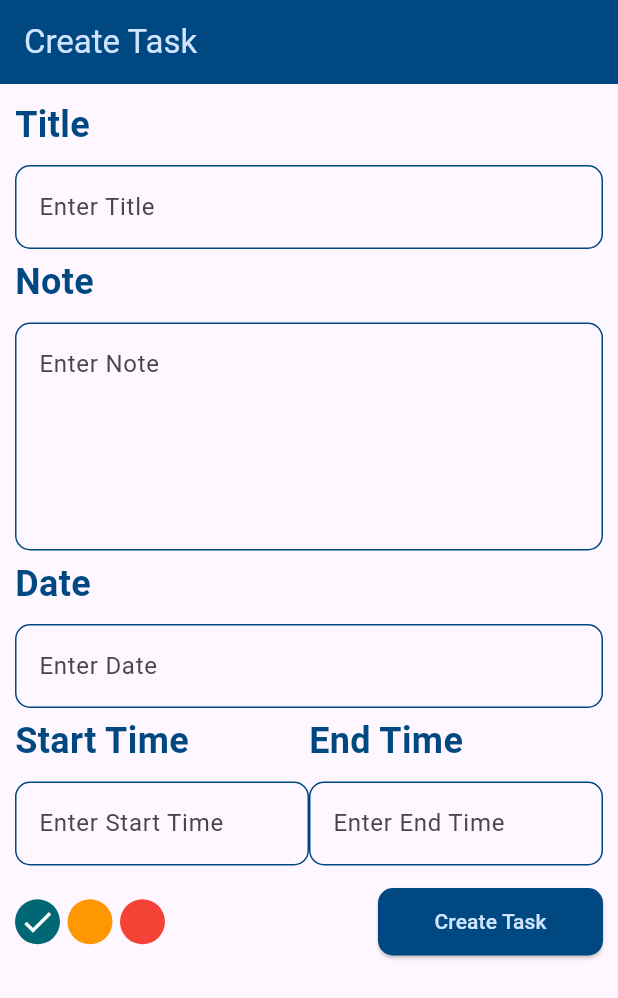
After one commit to belalkhleel/taskati, a Flutter app: the screen it shows after launch, on a phone screen of 412 x 824 dp. The commit adds this screen. Shown: the top 998 px of the screen. Run offline on Flutter 3.47's test engine with Material 3 defaults, Android fonts, the phone set to English and light mode, and no system bars; our stand-ins replace date_picker_timeline, hive_flutter, image_picker, lottie; accounts and stored records are empty.

Commit message:
create task page ,

```diff
--- /dev/null
+++ b/lib/core/model/task.dart
@@ -0,0 +1,21 @@
+enum  Level{ red, blue, green, yellow }
+class Task {
+  final String id;
+  final String title;
+  final String description;
+  final String date;
+  final String time;
+   final Level level;
+
+  Task(this.id,
+      this.title,
+      this.description,
+      this.date,
+      this.time,
+      this.level);
+
+  factory Task.fromHive(task) {
+    return Task(task.id, task.title, task.description, task.date, task.time,
+        task.level);
+  }
+}
--- /dev/null
+++ b/lib/core/model/user.dart
@@ -0,0 +1,6 @@
+class UserModel {
+  String name;
+  String image;
+
+  UserModel({required this.name, required this.image});
+}
--- a/lib/core/utils/colors.dart
+++ b/lib/core/utils/colors.dart
@@ -3,6 +3,11 @@ import 'package:flutter/material.dart';
 class AppColor{
 
  static final primary= Color(0xff004881);
+ static final white= Colors.white;
+ static final green= Colors.green;
+ static final orange= Colors.orange;
+ static final red= Colors.red;
+
  static final primaryContainer= Color(0xffd0e4ff);
  static final secondary= Color(0xffac3306);
  static final secondaryContainer= Color(0xffffdbcf);
--- /dev/null
+++ b/lib/core/utils/date_format.dart
@@ -0,0 +1,5 @@
+import 'package:intl/intl.dart';
+
+String dateFormat(DateTime date) {
+  return DateFormat('dd MMMM yyyy').format(date);
+}
--- a/lib/core/utils/text_style.dart
+++ b/lib/core/utils/text_style.dart
@@ -15,7 +15,7 @@ class CustomTextStyle extends TextStyle{
     return TextStyle(
         color: color ?? AppColor.primary,
         fontSize: fontSize ?? 24,
-        fontWeight: fontWeight ?? FontWeight.normal);
+        fontWeight: fontWeight ?? FontWeight.bold);
   }
 
 
@@ -25,6 +25,6 @@ class CustomTextStyle extends TextStyle{
     return TextStyle(
         color: color ?? AppColor.tertiary,
         fontSize: fontSize ?? 16,
-        fontWeight: FontWeight.w300);
+        fontWeight: FontWeight.bold);
   }
   }
--- /dev/null
+++ b/lib/core/widgets/app_bar.dart
@@ -0,0 +1,12 @@
+import 'package:flutter/material.dart';
+
+import '../utils/colors.dart';
+
+class AppBarWidget extends AppBar {
+  AppBarWidget({required String title})
+      : super(
+          title: Text(title),
+          backgroundColor: AppColor.primary,
+          foregroundColor: AppColor.primaryContainer,
+        );
+}
--- a/lib/core/widgets/custom_button.dart
+++ b/lib/core/widgets/custom_button.dart
@@ -7,19 +7,34 @@ class CustomButton extends StatelessWidget {
   final double width;
   Color color = AppColor.primary;
   Color textColor = AppColor.primaryContainer;
+  IconData? icon;
+
   CustomButton({
     required this.onPreassed,
     required this.text,
     this.width = 250,
   });
+
+  CustomButton.icon(
+      {required this.onPreassed, required this.text, this.width = 250,this.icon}) {}
+
   @override
   Widget build(BuildContext context) {
     return SizedBox(
       width: width,
       height: 45,
-      child: ElevatedButton(
+      child: icon==null?ElevatedButton(
         onPressed: onPreassed,
         child: Text(text),
+        style: ElevatedButton.styleFrom(
+            backgroundColor: color,
+            foregroundColor: textColor,
+            shape: RoundedRectangleBorder(
+                borderRadius: BorderRadius.circular(10))),
+      ):ElevatedButton.icon(
+        onPressed: onPreassed,
+        label: Text(text),
+        icon: Icon(icon),
         style: ElevatedButton.styleFrom(
             backgroundColor: color,
             foregroundColor: textColor,
--- /dev/null
+++ b/lib/core/widgets/custom_named_text_form_field.dart
@@ -0,0 +1,52 @@
+import 'package:flutter/material.dart';
+
+import '../utils/text_style.dart';
+import 'custom_text_form_field.dart';
+
+class CustomNamedTextFormField extends StatelessWidget {
+  final TextEditingController controller;
+  final String title;
+  final bool readOnly;
+  final void Function()? onTap;
+  final TextInputType KeyboardType;
+  final String? hintText;
+  final int? maxLines;
+  String? Function(String?)? validation;
+
+  CustomNamedTextFormField({
+    super.key,
+    this.readOnly = false,
+    this.onTap,
+    this.KeyboardType = TextInputType.text,
+    required this.controller,
+    required this.title,
+    this.maxLines,
+    this.validation,
+    this.hintText,});
+
+  @override
+  Widget build(BuildContext context) {
+    return Column(
+      crossAxisAlignment: CrossAxisAlignment.start,
+      children: [
+        Text(
+          title,
+          style: CustomTextStyle.bodyTextStyle(),
+        ),
+        SizedBox(
+          height: 10,
+        ),
+        CustomTextFormField(
+          readOnly: readOnly,
+          onTap: onTap,
+          KeyboardType: KeyboardType,
+          maxLines: maxLines,
+          controller: controller,
+          validation: validation,
+          hintText: hintText,
+
+        ),
+      ],
+    );
+  }
+}
--- /dev/null
+++ b/lib/core/widgets/custom_text_form_field.dart
@@ -0,0 +1,52 @@
+import 'package:flutter/material.dart';
+
+import '../utils/colors.dart';
+
+class CustomTextFormField extends StatelessWidget {
+  String? Function(String?)? validation;
+  final void Function()? onTap;
+  final int? maxLines;
+
+  final KeyboardType;
+  String? hintText;
+  final bool readOnly;
+
+  final TextEditingController controller;
+
+  CustomTextFormField(
+      {super.key,
+        this.readOnly = false,
+       this.maxLines,
+      this.validation,
+      this.hintText,
+      required this.controller,
+      this.KeyboardType = TextInputType.text,
+      this.onTap});
+
+  @override
+  Widget build(BuildContext context) {
+    return TextFormField(
+      onTap: onTap,
+      readOnly:readOnly ,
+      maxLines: maxLines,
+      keyboardType: KeyboardType,
+      controller: controller,
+      validator: validation,
+      decoration: InputDecoration(
+        hintText: hintText,
+        enabledBorder: OutlineInputBorder(
+          borderSide: BorderSide(color: AppColor.primary),
+          borderRadius: BorderRadius.circular(10),
+        ),
+        errorBorder: OutlineInputBorder(
+          borderSide: BorderSide(color: AppColor.error),
+          borderRadius: BorderRadius.circular(10),
+        ),
+        focusedBorder: OutlineInputBorder(
+          borderSide: BorderSide(color: AppColor.primary),
+          borderRadius: BorderRadius.circular(10),
+        ),
+      ),
+    );
+  }
+}
--- a/lib/main.dart
+++ b/lib/main.dart
@@ -1,5 +1,6 @@
 import 'package:flutter/material.dart';
 import 'package:hive_flutter/adapters.dart';
+import 'package:taskati/screens/create_Task/create_task.dart';
 import 'package:taskati/screens/intro/splash_screen.dart';
 
 import 'screens/upload_user_image/upload_user_image.dart';
@@ -18,7 +19,7 @@ class MyApp extends StatelessWidget {
   @override
   Widget build(BuildContext context) {
     return MaterialApp(
-      home:  UploadUserImage(),
+      home:  CreateTask(),
     );
   }
 }
--- /dev/null
+++ b/lib/screens/create_Task/create_task.dart
@@ -0,0 +1,155 @@
+import 'package:flutter/material.dart';
+import 'package:taskati/core/utils/colors.dart';
+import 'package:taskati/core/widgets/app_bar.dart';
+import 'package:taskati/core/widgets/custom_named_text_form_field.dart';
+
+import '../../core/utils/text_style.dart';
+import '../../core/widgets/custom_button.dart';
+import '../../core/widgets/custom_text_form_field.dart';
+
+class CreateTask extends StatefulWidget {
+  CreateTask({super.key});
+
+  int selectedIndex = 1;
+
+  @override
+  State<CreateTask> createState() => _CreateTaskState();
+}
+
+class _CreateTaskState extends State<CreateTask> {
+  @override
+  Widget build(BuildContext context) {
+    return Scaffold(
+      appBar: AppBarWidget(
+        title: "Create Task",
+      ),
+      body: Padding(
+        padding: const EdgeInsets.all(10.0),
+        child: SingleChildScrollView(
+          child: Column(
+            crossAxisAlignment: CrossAxisAlignment.start,
+            children: [
+              CustomNamedTextFormField(
+                  controller: TextEditingController(),
+                  title: "Title",
+                  validation: (value) {},
+                  hintText: "Enter Title"),
+              SizedBox(height: 5,),
+              CustomNamedTextFormField(
+                  controller: TextEditingController(),
+                  maxLines: 5,
+                  title: "Note",
+                  validation: (value) {},
+                  hintText: "Enter Note"),
+              SizedBox(height: 5,),
+
+              CustomNamedTextFormField(
+                  controller: TextEditingController(),
+                  readOnly: true,
+                  onTap: () async {
+                    await showDatePicker(context: context,
+                        initialDate: DateTime.now(),
+                        firstDate: DateTime(
+                          DateTime
+                              .now()
+                              .year,
+                          DateTime
+                              .now()
+                              .month,
+                          DateTime
+                              .now()
+                              .day,
+                        ),  lastDate: DateTime(3000),);
+                  },
+                  title: "Date",
+                  hintText: "Enter Date"),
+              SizedBox(height: 5,),
+
+              Row(
+                children: [
+                  Expanded(
+                    child: CustomNamedTextFormField(
+                      controller: TextEditingController(),
+                      title: "Start Time",
+                      hintText: "Enter Start Time",
+                      readOnly: true,
+                      onTap: () async {
+                        await showTimePicker(
+                            context: context, initialTime: TimeOfDay.now());
+                      },
+                    ),
+
+                  ),
+                  Expanded(
+                    child: CustomNamedTextFormField(
+                      controller: TextEditingController(),
+                      title: "End Time",
+                      validation: (value) {},
+                      hintText: "Enter End Time",
+                      readOnly: true,
+                      onTap: () async {
+                        await showTimePicker(
+                            context: context, initialTime: TimeOfDay.now());
+                      },),
+
+                  ),
+
+                ],
+
+              ),
+              SizedBox(height: 15,),
+
+              Row(
+                children: [
+                  InkWell(
+                    onTap: () {
+                      setState(() {
+                        widget.selectedIndex = 1;
+                      });
+                    },
+                    child: CircleAvatar(
+                      radius: 15,
+                      backgroundColor: AppColor.tertiary,
+                      child: widget.selectedIndex == 1 ? Icon(
+                        Icons.check, color: AppColor.white,) : SizedBox(),
+                    ),
+                  ),
+                  SizedBox(width: 5,),
+                  InkWell(
+                    onTap: () {
+                      setState(() {
+                        widget.selectedIndex = 2;
+                      });
+                    },
+                    child: CircleAvatar(
+                      radius: 15,
+                      backgroundColor: AppColor.orange,
+                      child: widget.selectedIndex == 2 ? Icon(
+                        Icons.check, color: AppColor.white,) : SizedBox(),
+                    ),
+                  ),
+                  SizedBox(width: 5,),
+                  InkWell(
+                    onTap: () {
+                      setState(() {
+                        widget.selectedIndex = 3;
+                      });
+                    },
+                    child: CircleAvatar(
+                      radius: 15,
+                      backgroundColor: AppColor.red,
+                      child: widget.selectedIndex == 3 ? Icon(
+                        Icons.check, color: AppColor.white,) : SizedBox(),
+                    ),
+                  ),
+                  Spacer(),
+                  CustomButton(onPreassed: (){},text: "Create Task",width: 150,)
+                ],
+              ),
+            ],
+          ),
+        ),
+      ),
+    );
+  }
+}
--- a/pubspec.yaml
+++ b/pubspec.yaml
@@ -38,6 +38,8 @@ dependencies:
   image_picker: ^1.1.2
   hive_flutter: ^1.1.0
   hive: ^2.2.3
+  intl: ^0.19.0
+  date_picker_timeline: ^1.2.6
 
 dev_dependencies:
   flutter_test:
```
Also changed, not shown: lib/core/widgets/TaskeWidget.dart (added, +58 -0 lines), lib/core/widgets/custom_widget.dart (added, +27 -0 lines), lib/core/widgets/image.dart (added, +20 -0 lines), lib/screens/home/home_screen.dart (+60 -4 lines), lib/screens/upload_user_image/upload_user_image.dart (+7 -25 lines), pubspec.lock.
